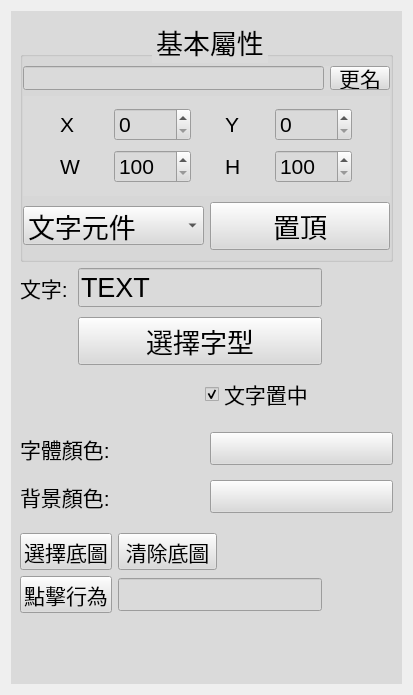
Above: src/ActiveManager/LayerEditor.ui from roger0816/BoardT before the change. Below: the same form after it.
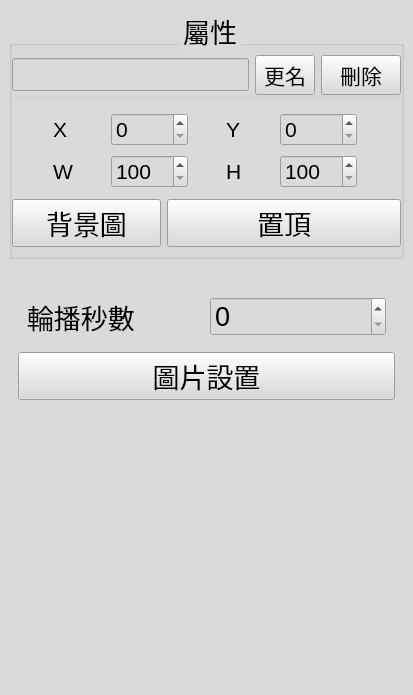
That is the form after the change.

```diff
--- a/src/ActiveManager/LayerEditor.ui
+++ b/src/ActiveManager/LayerEditor.ui
@@ -25,6 +25,21 @@
    <string>Form</string>
   </property>
   <layout class="QGridLayout" name="gridLayout">
+   <property name="leftMargin">
+    <number>0</number>
+   </property>
+   <property name="topMargin">
+    <number>0</number>
+   </property>
+   <property name="rightMargin">
+    <number>0</number>
+   </property>
+   <property name="bottomMargin">
+    <number>0</number>
+   </property>
+   <property name="spacing">
+    <number>0</number>
+   </property>
    <item row="0" column="0">
     <widget class="QWidget" name="wBg" native="true">
      <property name="sizePolicy">
@@ -54,12 +69,15 @@
       <string notr="true">background-color: rgb(218, 218, 218);</string>
      </property>
      <layout class="QVBoxLayout" name="verticalLayout_2">
+      <property name="spacing">
+       <number>20</number>
+      </property>
       <item>
        <widget class="QGroupBox" name="groupBox">
         <property name="minimumSize">
          <size>
           <width>0</width>
-          <height>120</height>
+          <height>160</height>
          </size>
         </property>
         <property name="font">
@@ -68,7 +86,7 @@
          </font>
         </property>
         <property name="title">
-         <string>基本屬性</string>
+         <string>屬性</string>
         </property>
         <property name="alignment">
          <set>Qt::AlignCenter</set>
@@ -86,18 +104,16 @@
          <property name="rightMargin">
           <number>0</number>
          </property>
-         <item row="3" column="0" colspan="2">
-          <widget class="QComboBox" name="cbType">
+         <item row="0" column="4">
+          <widget class="QPushButton" name="btnDelete">
            <property name="font">
             <font>
-             <pointsize>20</pointsize>
+             <pointsize>16</pointsize>
             </font>
            </property>
-           <item>
-            <property name="text">
-             <string>文字元件</string>
-            </property>
-           </item>
+           <property name="text">
+            <string>刪除</string>
+           </property>
           </widget>
          </item>
          <item row="0" column="0" colspan="4">
@@ -168,25 +184,7 @@
            </layout>
           </widget>
          </item>
-         <item row="3" column="2" colspan="2">
-          <widget class="QPushButton" name="btnToTop">
-           <property name="minimumSize">
-            <size>
-             <width>60</width>
-             <height>0</height>
-            </size>
-           </property>
-           <property name="font">
-            <font>
-             <pointsize>20</pointsize>
-            </font>
-           </property>
-           <property name="text">
-            <string>置頂</string>
-           </property>
-          </widget>
-         </item>
-         <item row="2" column="0" colspan="4">
+         <item row="2" column="0" colspan="5">
           <widget class="QWidget" name="widget" native="true">
            <property name="minimumSize">
             <size>
@@ -330,6 +328,36 @@
            </layout>
           </widget>
          </item>
+         <item row="3" column="0" colspan="2">
+          <widget class="QPushButton" name="btnBg">
+           <property name="font">
+            <font>
+             <pointsize>20</pointsize>
+            </font>
+           </property>
+           <property name="text">
+            <string>背景圖</string>
+           </property>
+          </widget>
+         </item>
+         <item row="3" column="2" colspan="3">
+          <widget class="QPushButton" name="btnToTop">
+           <property name="minimumSize">
+            <size>
+             <width>60</width>
+             <height>0</height>
+            </size>
+           </property>
+           <property name="font">
+            <font>
+             <pointsize>20</pointsize>
+            </font>
+           </property>
+           <property name="text">
+            <string>置頂</string>
+           </property>
+          </widget>
+         </item>
         </layout>
        </widget>
       </item>
@@ -341,7 +369,7 @@
          </font>
         </property>
         <property name="currentIndex">
-         <number>0</number>
+         <number>1</number>
         </property>
         <widget class="QWidget" name="pageText">
          <property name="font">
@@ -444,7 +472,7 @@
                    </font>
                   </property>
                   <property name="text">
-                   <string>選擇底圖</string>
+                   <string>元件底圖</string>
                   </property>
                  </widget>
                 </item>
@@ -634,6 +662,85 @@
           </item>
          </layout>
         </widget>
+        <widget class="QWidget" name="pagePic">
+         <layout class="QGridLayout" name="gridLayout_7">
+          <item row="1" column="0">
+           <widget class="QPushButton" name="btnSetPic">
+            <property name="minimumSize">
+             <size>
+              <width>0</width>
+              <height>30</height>
+             </size>
+            </property>
+            <property name="font">
+             <font>
+              <pointsize>20</pointsize>
+             </font>
+            </property>
+            <property name="text">
+             <string>圖片設置</string>
+            </property>
+           </widget>
+          </item>
+          <item row="0" column="0">
+           <widget class="QWidget" name="widget_2" native="true">
+            <property name="font">
+             <font>
+              <pointsize>20</pointsize>
+             </font>
+            </property>
+            <layout class="QHBoxLayout" name="horizontalLayout">
+             <item>
+              <widget class="QLabel" name="label_6">
+               <property name="font">
+                <font>
+                 <pointsize>20</pointsize>
+                </font>
+               </property>
+               <property name="text">
+                <string>輪播秒數</string>
+               </property>
+              </widget>
+             </item>
+             <item>
+              <widget class="QSpinBox" name="sbPicSec">
+               <property name="minimumSize">
+                <size>
+                 <width>30</width>
+                 <height>30</height>
+                </size>
+               </property>
+               <property name="font">
+                <font>
+                 <pointsize>20</pointsize>
+                </font>
+               </property>
+               <property name="maximum">
+                <number>999</number>
+               </property>
+               <property name="singleStep">
+                <number>3</number>
+               </property>
+              </widget>
+             </item>
+            </layout>
+           </widget>
+          </item>
+          <item row="2" column="0">
+           <spacer name="verticalSpacer">
+            <property name="orientation">
+             <enum>Qt::Vertical</enum>
+            </property>
+            <property name="sizeHint" stdset="0">
+             <size>
+              <width>20</width>
+              <height>40</height>
+             </size>
+            </property>
+           </spacer>
+          </item>
+         </layout>
+        </widget>
        </widget>
       </item>
      </layout>
```
